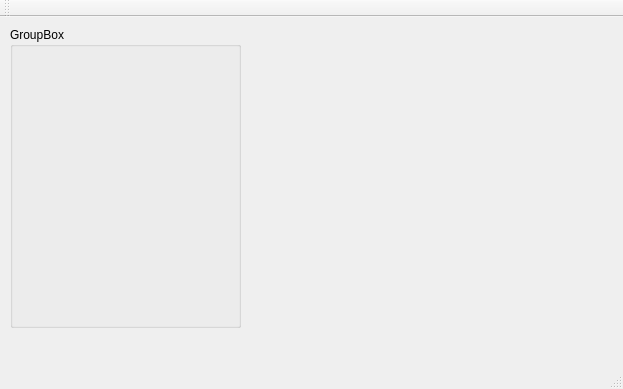
Before: the Qt Designer form chap04/samp4_9/mainwindow.ui in LIKESCX/qt_Study, drawn with Qt 5.
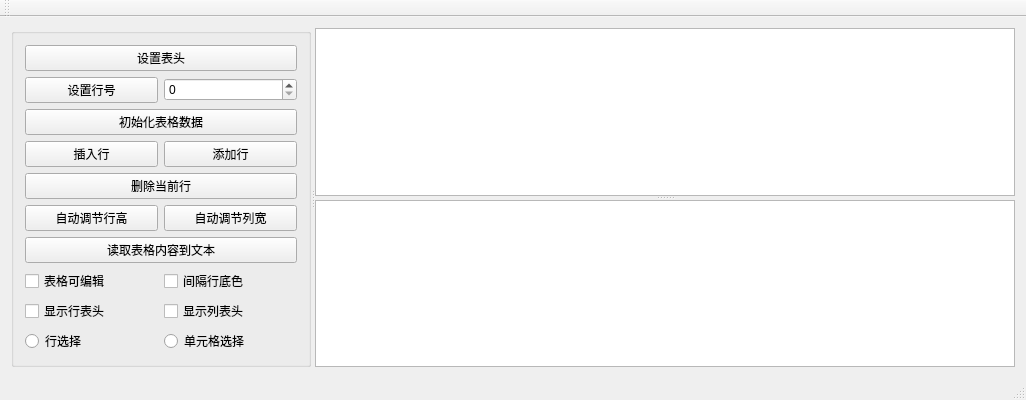
After: the same form once the commit is applied.

Commit message: 提交代码

What changed in the file:
```diff
--- a/chap04/samp4_9/mainwindow.ui
+++ b/chap04/samp4_9/mainwindow.ui
@@ -6,27 +6,163 @@
    <rect>
     <x>0</x>
     <y>0</y>
-    <width>623</width>
-    <height>389</height>
+    <width>665</width>
+    <height>363</height>
    </rect>
   </property>
   <property name="windowTitle">
    <string>QTableWidget的使用</string>
   </property>
   <widget class="QWidget" name="centralWidget">
-   <widget class="QGroupBox" name="groupBox">
-    <property name="geometry">
-     <rect>
-      <x>10</x>
-      <y>10</y>
-      <width>231</width>
-      <height>301</height>
-     </rect>
-    </property>
-    <property name="title">
-     <string>GroupBox</string>
-    </property>
-   </widget>
+   <layout class="QGridLayout" name="gridLayout_2">
+    <item row="0" column="0">
+     <widget class="QSplitter" name="splitter_2">
+      <property name="orientation">
+       <enum>Qt::Horizontal</enum>
+      </property>
+      <widget class="QGroupBox" name="groupBox">
+       <property name="minimumSize">
+        <size>
+         <width>300</width>
+         <height>0</height>
+        </size>
+       </property>
+       <property name="maximumSize">
+        <size>
+         <width>400</width>
+         <height>16777215</height>
+        </size>
+       </property>
+       <property name="title">
+        <string/>
+       </property>
+       <layout class="QGridLayout" name="gridLayout">
+        <item row="0" column="0" colspan="2">
+         <widget class="QPushButton" name="pushButton">
+          <property name="text">
+           <string>设置表头</string>
+          </property>
+         </widget>
+        </item>
+        <item row="1" column="0">
+         <widget class="QPushButton" name="pushButton_2">
+          <property name="text">
+           <string>设置行号</string>
+          </property>
+         </widget>
+        </item>
+        <item row="1" column="1">
+         <widget class="QSpinBox" name="spinBox"/>
+        </item>
+        <item row="2" column="0" colspan="2">
+         <widget class="QPushButton" name="pushButton_3">
+          <property name="text">
+           <string>初始化表格数据</string>
+          </property>
+         </widget>
+        </item>
+        <item row="3" column="0">
+         <widget class="QPushButton" name="pushButton_4">
+          <property name="text">
+           <string>插入行</string>
+          </property>
+         </widget>
+        </item>
+        <item row="3" column="1">
+         <widget class="QPushButton" name="pushButton_5">
+          <property name="text">
+           <string>添加行</string>
+          </property>
+         </widget>
+        </item>
+        <item row="4" column="0" colspan="2">
+         <widget class="QPushButton" name="pushButton_11">
+          <property name="text">
+           <string>删除当前行</string>
+          </property>
+         </widget>
+        </item>
+        <item row="5" column="0">
+         <widget class="QPushButton" name="pushButton_13">
+          <property name="text">
+           <string>自动调节行高</string>
+          </property>
+         </widget>
+        </item>
+        <item row="5" column="1">
+         <widget class="QPushButton" name="pushButton_12">
+          <property name="text">
+           <string>自动调节列宽</string>
+          </property>
+         </widget>
+        </item>
+        <item row="6" column="0" colspan="2">
+         <widget class="QPushButton" name="pushButton_14">
+          <property name="text">
+           <string>读取表格内容到文本</string>
+          </property>
+         </widget>
+        </item>
+        <item row="7" column="0">
+         <widget class="QCheckBox" name="checkBox">
+          <property name="text">
+           <string>表格可编辑</string>
+          </property>
+         </widget>
+        </item>
+        <item row="7" column="1">
+         <widget class="QCheckBox" name="checkBox_2">
+          <property name="text">
+           <string>间隔行底色</string>
+          </property>
+         </widget>
+        </item>
+        <item row="8" column="0">
+         <widget class="QCheckBox" name="checkBox_4">
+          <property name="text">
+           <string>显示行表头</string>
+          </property>
+         </widget>
+        </item>
+        <item row="8" column="1">
+         <widget class="QCheckBox" name="checkBox_3">
+          <property name="text">
+           <string>显示列表头</string>
+          </property>
+         </widget>
+        </item>
+        <item row="9" column="0">
+         <widget class="QRadioButton" name="radioButton">
+          <property name="text">
+           <string>行选择</string>
+          </property>
+         </widget>
+        </item>
+        <item row="9" column="1">
+         <widget class="QRadioButton" name="radioButton_3">
+          <property name="text">
+           <string>单元格选择</string>
+          </property>
+         </widget>
+        </item>
+       </layout>
+      </widget>
+      <widget class="QSplitter" name="splitter">
+       <property name="minimumSize">
+        <size>
+         <width>700</width>
+         <height>0</height>
+        </size>
+       </property>
+       <property name="orientation">
+        <enum>Qt::Vertical</enum>
+       </property>
+       <widget class="QTableWidget" name="tableWidget"/>
+       <widget class="QPlainTextEdit" name="plainTextEdit"/>
+      </widget>
+     </widget>
+    </item>
+   </layout>
   </widget>
   <widget class="QMenuBar" name="menuBar">
    <property name="geometry">
```
Left out of the diff: 2 changed lines with no effect on the pictures. The commit also changes 1 other file.
